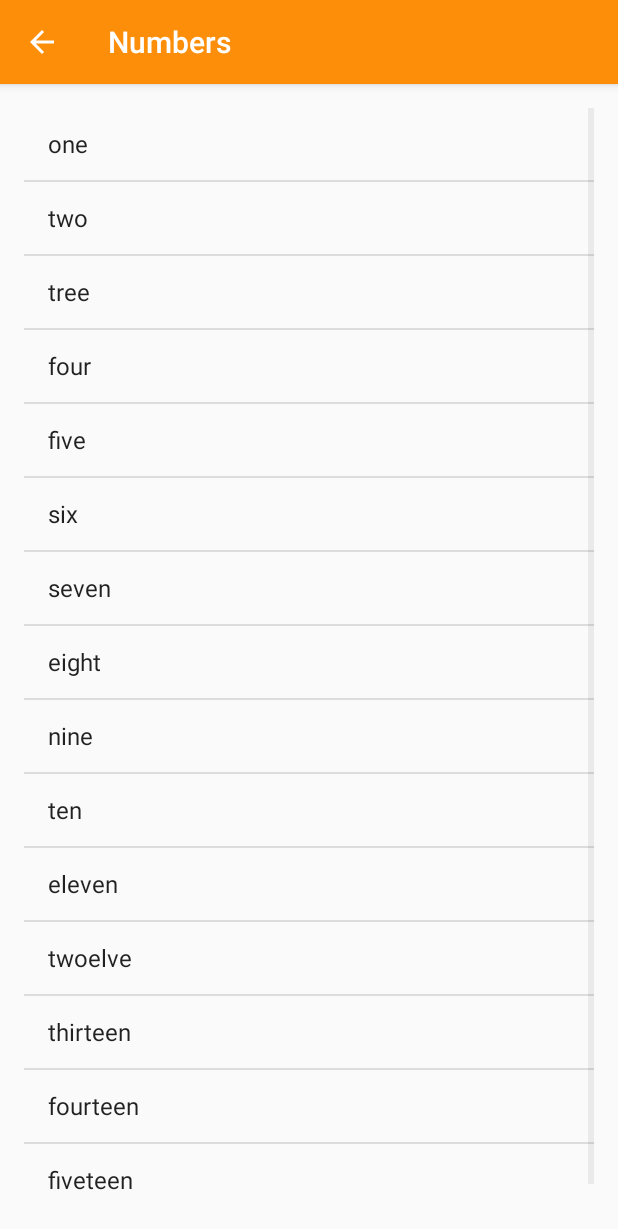
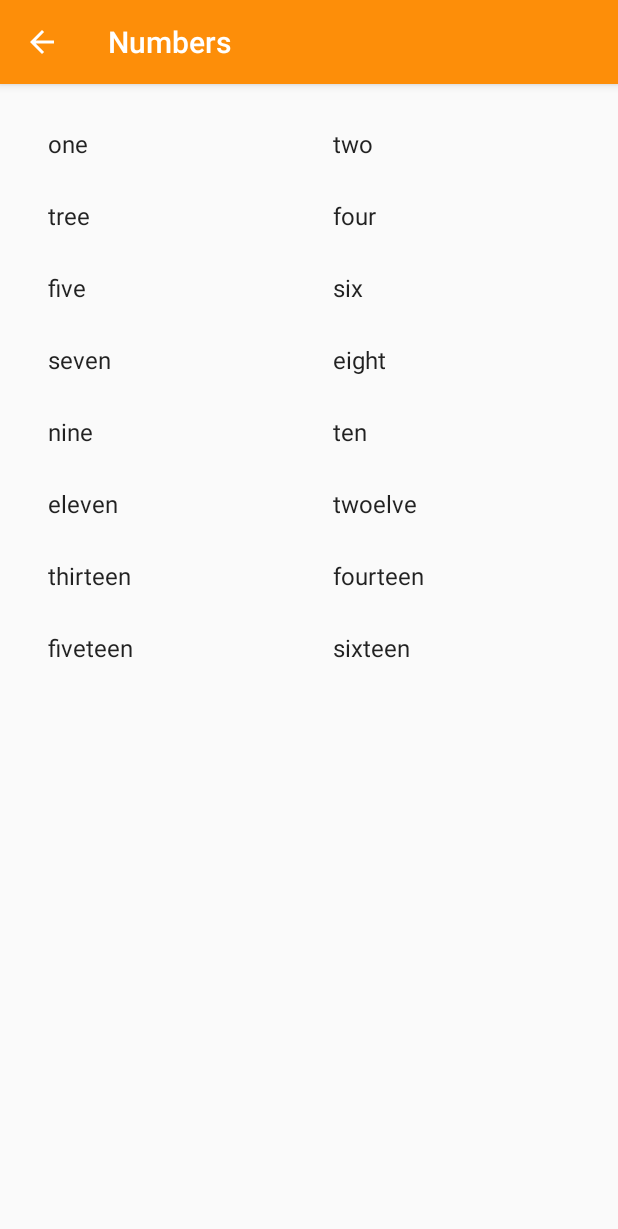
Before and after one commit to zhavei/LanguangeApp, an Android app: the NumbersActivity screen opened directly, with no data from a screen before it, on a phone screen of 412 x 824 dp. Shown: the top 1229 px of the screen. Run offline under Robolectric (Android 15) with nearby library versions, the phone set to English and light mode, and no system bars.

Commit message:
add gridview

```diff
--- a/app/src/main/java/com/zhavei/languangeapp/NumbersActivity.java
+++ b/app/src/main/java/com/zhavei/languangeapp/NumbersActivity.java
@@ -17,6 +17,7 @@ package com.zhavei.languangeapp;
 
 import android.os.Bundle;
 import android.widget.ArrayAdapter;
+import android.widget.GridView;
 import android.widget.LinearLayout;
 import android.widget.ListView;
 import android.widget.TextView;
@@ -86,7 +87,7 @@ public class NumbersActivity extends AppCompatActivity {
 
             // using simple recycle view
           ArrayAdapter<String> stringArrayAdapter = new ArrayAdapter<String>(this, android.R.layout.simple_list_item_1, numbersArray);
-          ListView listView = (ListView) findViewById(R.id.number_activity_list);
+          GridView listView = (GridView) findViewById(R.id.number_activity_list);
           listView.setAdapter(stringArrayAdapter);
 
     }
--- a/app/src/main/res/layout/activity_numbers.xml
+++ b/app/src/main/res/layout/activity_numbers.xml
@@ -12,17 +12,19 @@
      See the License for the specific language governing permissions and
      limitations under the License.
 -->
-<ListView xmlns:android="http://schemas.android.com/apk/res/android"
+<GridView xmlns:android="http://schemas.android.com/apk/res/android"
     xmlns:tools="http://schemas.android.com/tools"
+    android:id="@+id/number_activity_list"
     style="@style/Numbers_Activity_colorPrimary"
     android:layout_width="match_parent"
     android:layout_height="match_parent"
+    android:columnWidth="2dp"
+    android:numColumns="2"
+    android:orientation="vertical"
     android:paddingLeft="@dimen/activity_horizontal_margin"
     android:paddingTop="@dimen/activity_vertical_margin"
     android:paddingRight="@dimen/activity_horizontal_margin"
     android:paddingBottom="@dimen/activity_vertical_margin"
-    android:orientation="vertical"
-    android:id="@+id/number_activity_list"
     tools:context="com.zhavei.languangeapp.NumbersActivity">
 
-</ListView>
+</GridView>
--- /dev/null
+++ b/app/src/main/res/layout/numbers_list_layout.xml
@@ -0,0 +1,6 @@
+<?xml version="1.0" encoding="utf-8"?>
+<LinearLayout xmlns:android="http://schemas.android.com/apk/res/android"
+    android:layout_width="match_parent"
+    android:layout_height="match_parent">
+
+</LinearLayout>
```
